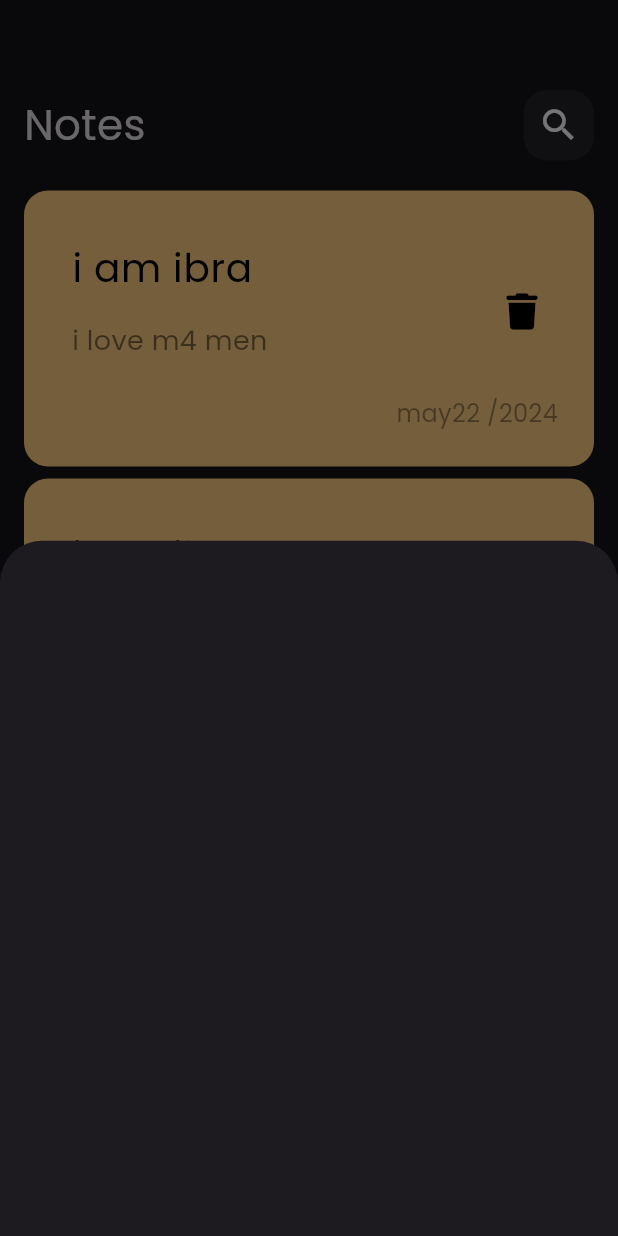
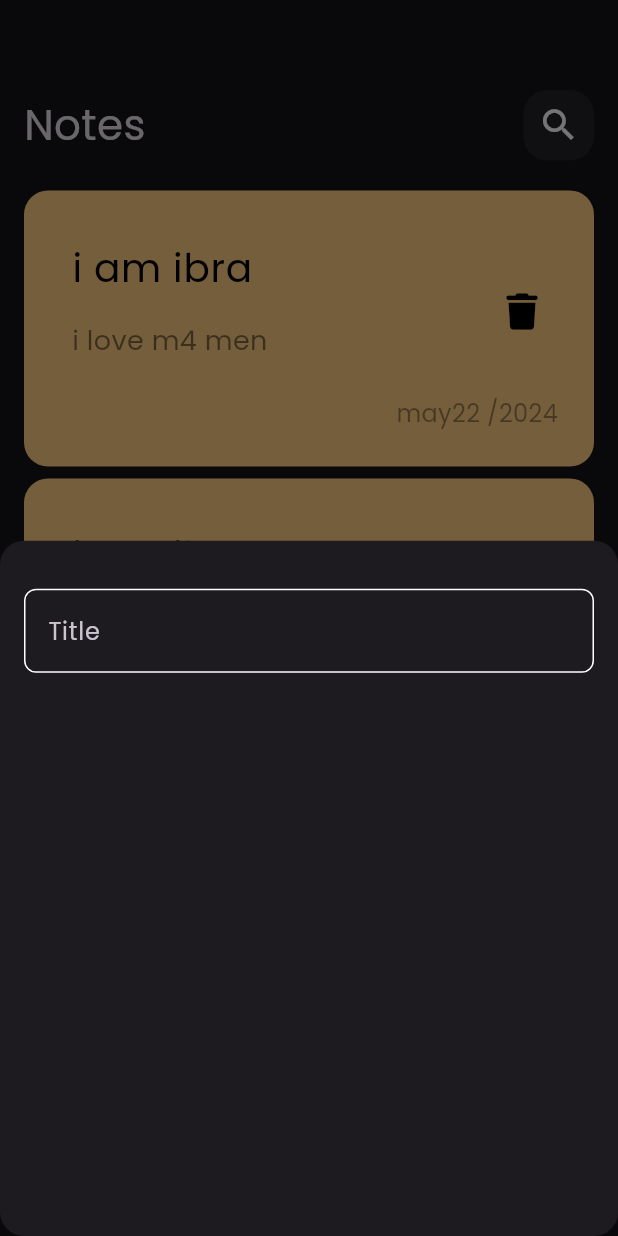
Before and after one commit to Ibrahim8545/NotesApp, a Flutter app: the screen it shows after launch, after a tap on the "add" icon, on a phone screen of 412 x 824 dp. Run offline on Flutter 3.47's test engine with Material 3 defaults, Android fonts, the phone set to English and light mode, and no system bars; our stand-ins replace font_awesome_flutter.

Commit message:
create custom textField

```diff
--- a/lib/views/add_note_button_sheet.dart
+++ /dev/null
@@ -1,10 +0,0 @@
-import 'package:flutter/material.dart';
-
-class NotesModelButton extends StatelessWidget {
-  const NotesModelButton({super.key});
-
-  @override
-  Widget build(BuildContext context) {
-    return Container();
-  }
-}
--- a/lib/views/notes_view.dart
+++ b/lib/views/notes_view.dart
@@ -1,9 +1,9 @@
 import 'package:flutter/material.dart';
-import 'package:notesapp/views/add_note_button_sheet.dart';
+import 'package:notesapp/widget/add_note_button_sheet.dart';
 import 'package:notesapp/widget/notes_view_body.dart';
 
 class NotesView extends StatelessWidget {
-  const NotesView({super.key});
+  const  NotesView({super.key});
 
   @override
   Widget build(BuildContext context) {
@@ -12,6 +12,9 @@ class NotesView extends StatelessWidget {
         onPressed: ()
         {
           showModalBottomSheet(
+            shape: RoundedRectangleBorder(
+              borderRadius: BorderRadius.circular(16)
+            ),
             context: context,
            builder:(context)
            {
--- /dev/null
+++ b/lib/widget/add_note_button_sheet.dart
@@ -0,0 +1,21 @@
+import 'package:flutter/material.dart';
+import 'package:notesapp/widget/cutsom_text_field.dart';
+
+class NotesModelButton extends StatelessWidget {
+  const NotesModelButton({super.key});
+
+  @override
+  Widget build(BuildContext context) {
+    return const  Padding(
+      padding:  EdgeInsets.symmetric(horizontal: 16),
+      child: Column(
+        children: [
+          SizedBox(height: 32,),
+
+          CustomTextField(),
+
+        ],
+      ),
+    );
+  }
+}
--- /dev/null
+++ b/lib/widget/constants.dart
@@ -0,0 +1,3 @@
+import 'package:flutter/material.dart';
+
+const kPrimaryColor= Color(0xff62FCD7);
--- /dev/null
+++ b/lib/widget/cutsom_text_field.dart
@@ -0,0 +1,28 @@
+import 'package:flutter/material.dart';
+import 'package:notesapp/widget/constants.dart';
+
+class CustomTextField extends StatelessWidget {
+  const CustomTextField({super.key});
+
+  @override
+  Widget build(BuildContext context) {
+    return TextField(
+      cursorColor:kPrimaryColor ,
+      decoration: InputDecoration(
+        hintText: 'Title',
+
+        border:buildborder(),
+        enabledBorder: buildborder(),
+        focusedBorder: buildborder(kPrimaryColor)
+      ),
+    );
+
+  }
+ OutlineInputBorder buildborder([color]){
+  return OutlineInputBorder(
+         borderRadius: BorderRadius.circular(8),
+          borderSide: BorderSide(color: color ??Colors.white)
+
+  );
+ }
+}
```
